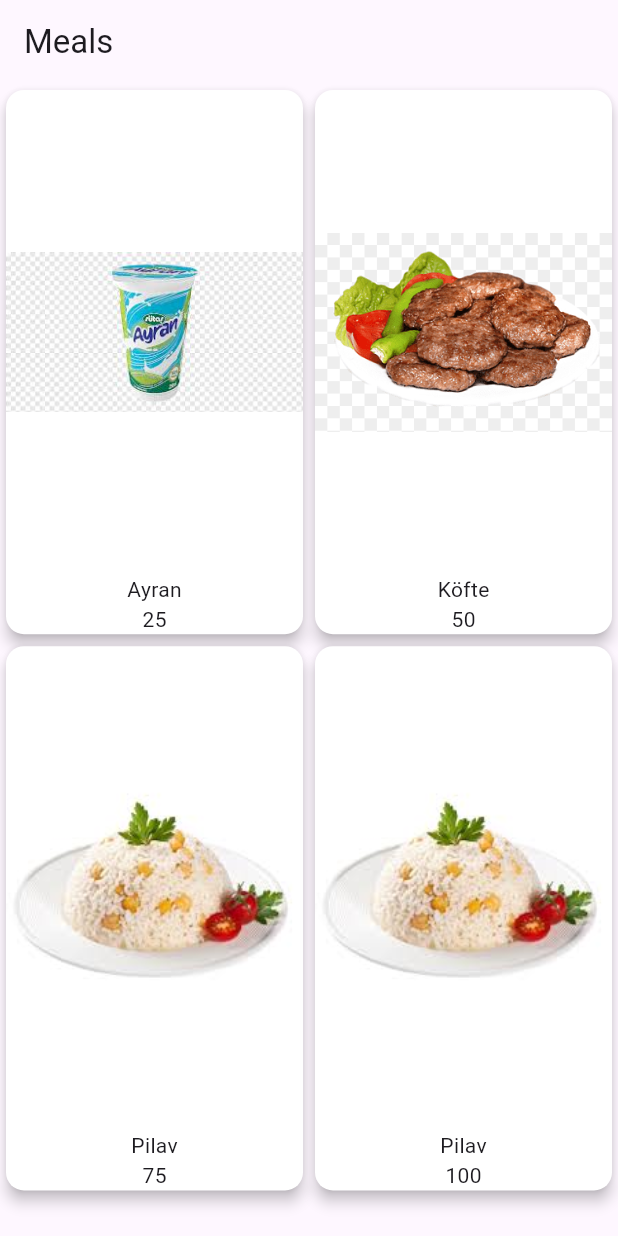
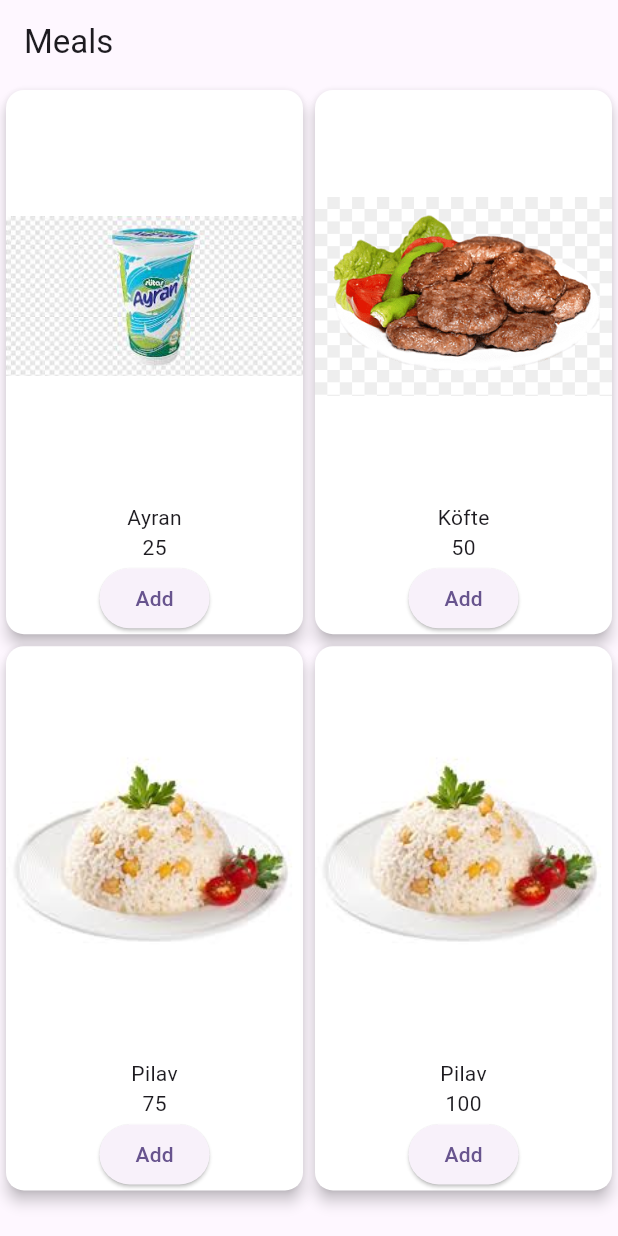
Before and after one commit to AyberkBym20/flutter_food_app, a Flutter app: the screen it shows after launch, on a phone screen of 412 x 824 dp. Run offline on Flutter 3.47's test engine with Material 3 defaults, Android fonts, the light colour scheme and no system bars; our stand-ins replace flutter_bloc.

Commit message:
feature: button added

```diff
--- a/lib/features/meals/meals_page.dart
+++ b/lib/features/meals/meals_page.dart
@@ -40,6 +40,7 @@ class _MealsPageState extends State<MealsPage> {
                       Expanded(child: Image.asset(meal.imageUrl)),
                       Text(meal.name),
                       Text('${meal.price}'),
+                      ElevatedButton(onPressed: () {}, child: Text('Add')),
                     ],
                   ),
                 );
```
